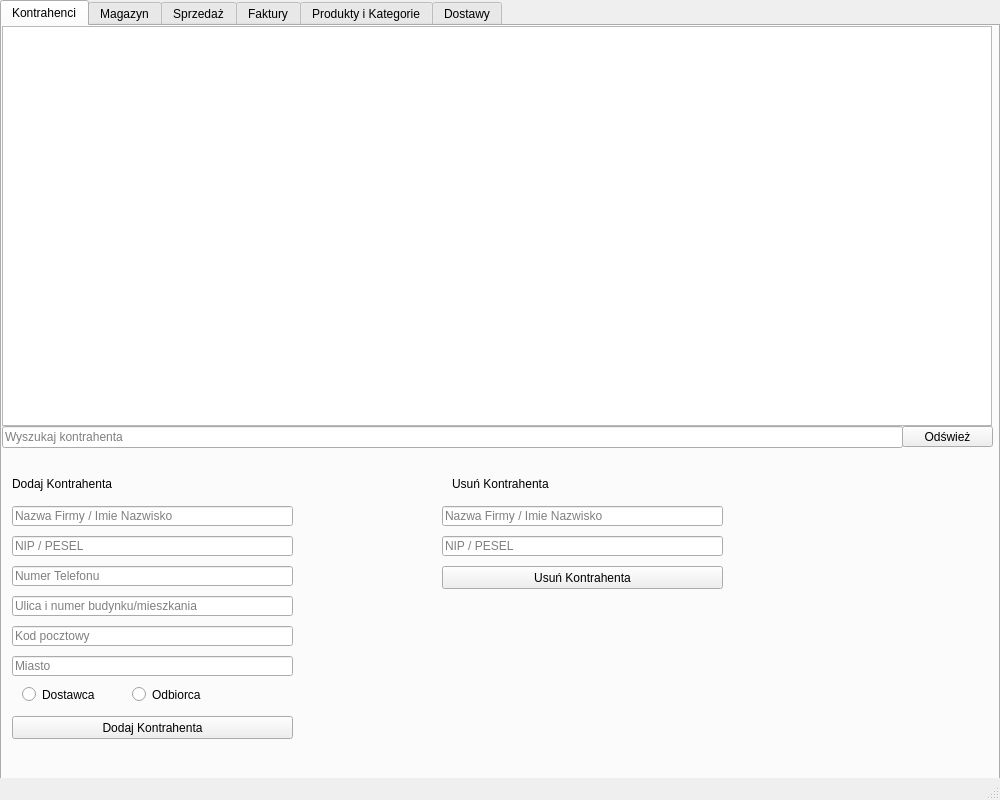
This is mainwindow.ui in mbobas/QT_NoSQL_WareHouseSoft_ as Qt 5 draws it before an edit. The edited form follows.
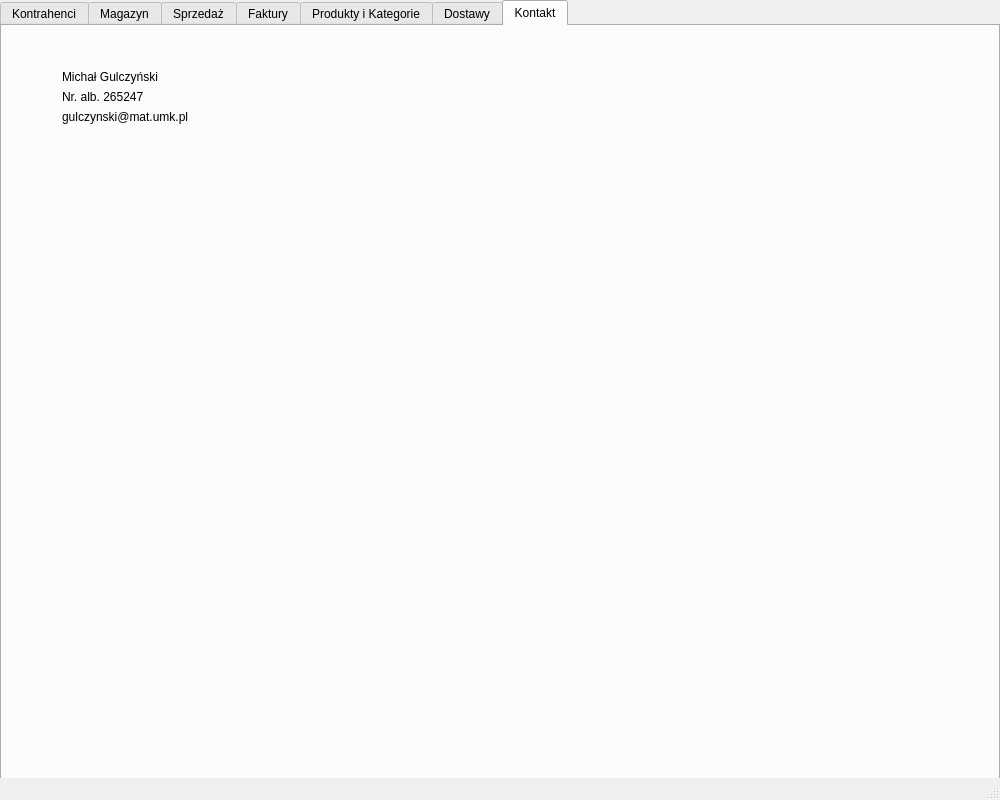
This is the edited form. The open tabs and pages were chosen to show the change.

The edit to the form file:
```diff
--- a/mainwindow.ui
+++ b/mainwindow.ui
@@ -1524,6 +1524,50 @@
       </property>
      </widget>
     </widget>
+    <widget class="QWidget" name="tab">
+     <attribute name="title">
+      <string>Kontakt</string>
+     </attribute>
+     <widget class="QLabel" name="label">
+      <property name="geometry">
+       <rect>
+        <x>60</x>
+        <y>40</y>
+        <width>151</width>
+        <height>21</height>
+       </rect>
+      </property>
+      <property name="text">
+       <string>Michał Gulczyński</string>
+      </property>
+     </widget>
+     <widget class="QLabel" name="label_2">
+      <property name="geometry">
+       <rect>
+        <x>60</x>
+        <y>60</y>
+        <width>151</width>
+        <height>21</height>
+       </rect>
+      </property>
+      <property name="text">
+       <string>Nr. alb. 265247</string>
+      </property>
+     </widget>
+     <widget class="QLabel" name="label_3">
+      <property name="geometry">
+       <rect>
+        <x>60</x>
+        <y>80</y>
+        <width>151</width>
+        <height>21</height>
+       </rect>
+      </property>
+      <property name="text">
+       <string>gulczynski@mat.umk.pl</string>
+      </property>
+     </widget>
+    </widget>
    </widget>
   </widget>
   <widget class="QMenuBar" name="menubar">
```
Left out of the diff: 2 changed lines with no effect on the pictures.
